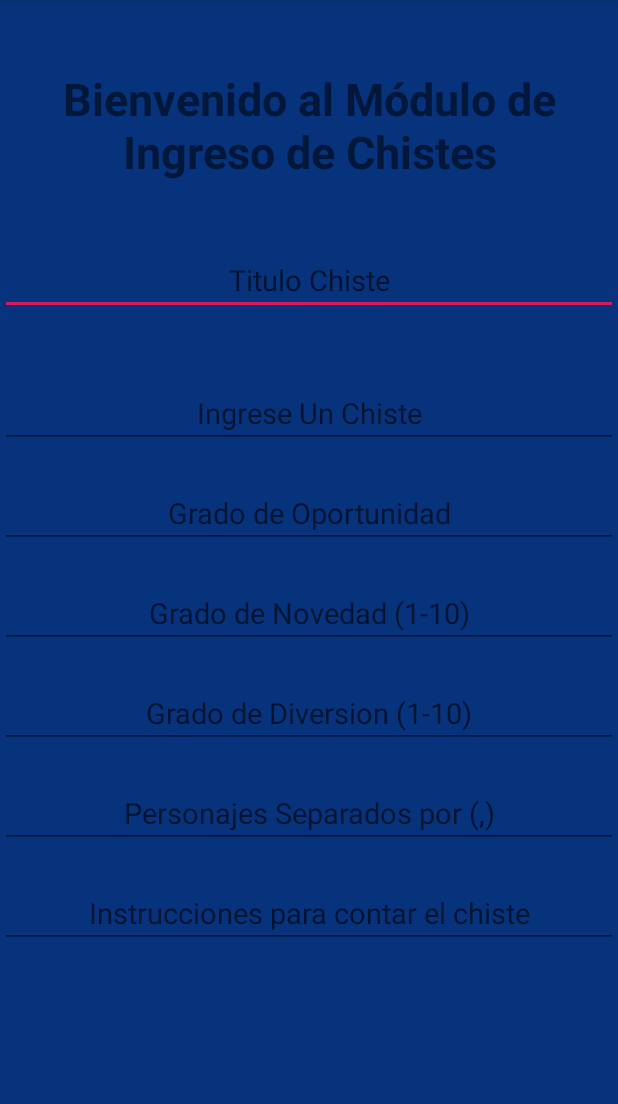
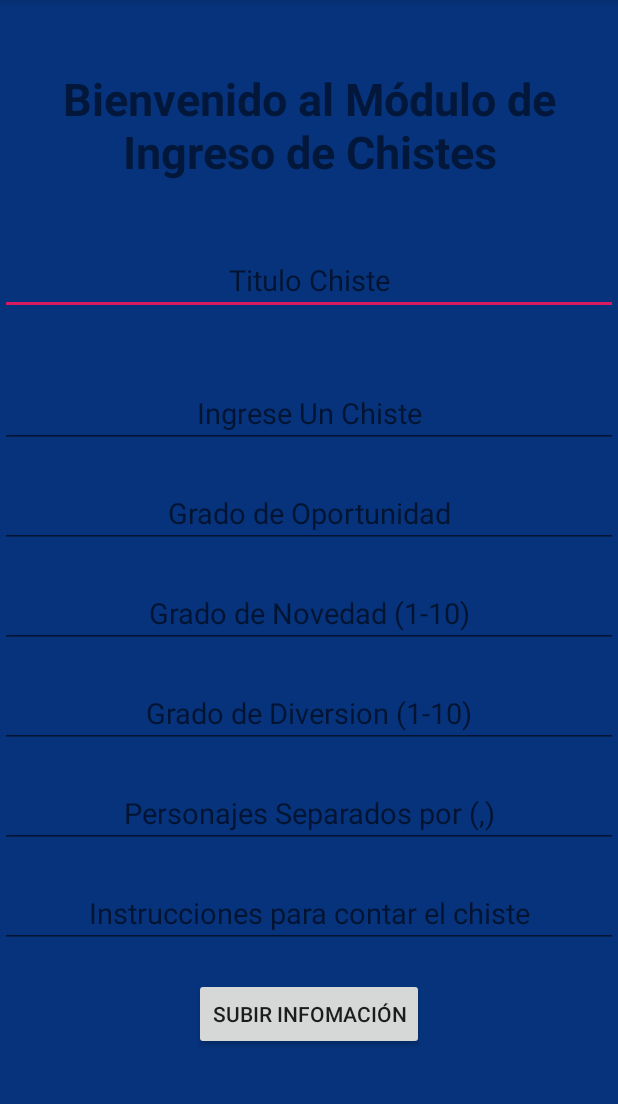
Before and after one commit to josecarvajal222/SistemadeChistes, an Android app: the IngresarChisteActivity screen opened directly, with no data from a screen before it, on a phone screen of 412 x 824 dp, the part 84-1188 px from its top. Run offline under Robolectric (Android 15) with nearby library versions, the phone set to English and light mode, and no system bars.

Commit message:
Creación Button Subir Chiste.

```diff
--- a/app/src/main/java/com/example/sistemadechistes/IngresarChisteActivity.java
+++ b/app/src/main/java/com/example/sistemadechistes/IngresarChisteActivity.java
@@ -2,15 +2,18 @@ package com.example.sistemadechistes;
 
 import android.os.Bundle;
 import android.support.v7.app.AppCompatActivity;
+import android.widget.Button;
 
 public class IngresarChisteActivity extends AppCompatActivity {
+
+    Button subirChiste;
 
     @Override
     protected void onCreate(Bundle savedInstanceState) {
         super.onCreate(savedInstanceState);
         setContentView(R.layout.activity_ingresar_chistes);
 
-
+        subirChiste = (Button)findViewById(R.id.ButtonSubirChiste);
 
     }
 
--- a/app/src/main/res/layout/activity_ingresar_chistes.xml
+++ b/app/src/main/res/layout/activity_ingresar_chistes.xml
@@ -107,6 +107,14 @@
                 android:textAlignment="center"
                 android:textSize="19sp" />
 
+            <Button
+                android:layout_width="wrap_content"
+                android:layout_height="wrap_content"
+                android:layout_gravity="center"
+                android:layout_marginTop="20dp"
+                android:text="Subir Infomación"
+                android:id="@+id/ButtonSubirChiste"/>
+
         </LinearLayout>
 
     </ScrollView>
```
